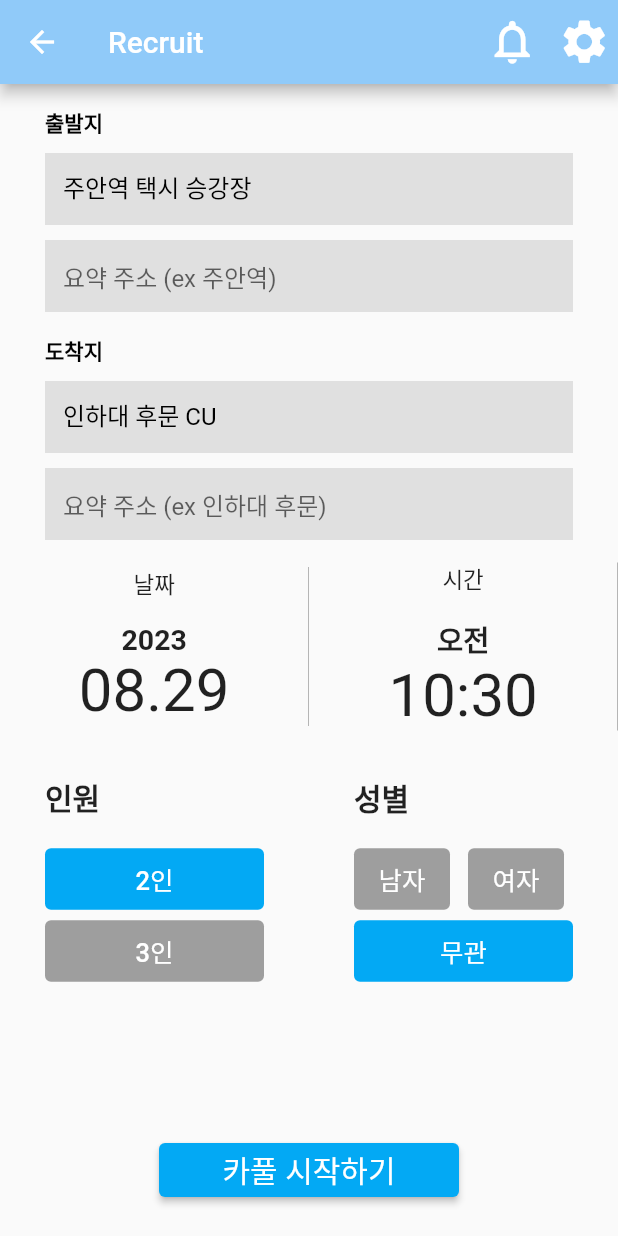
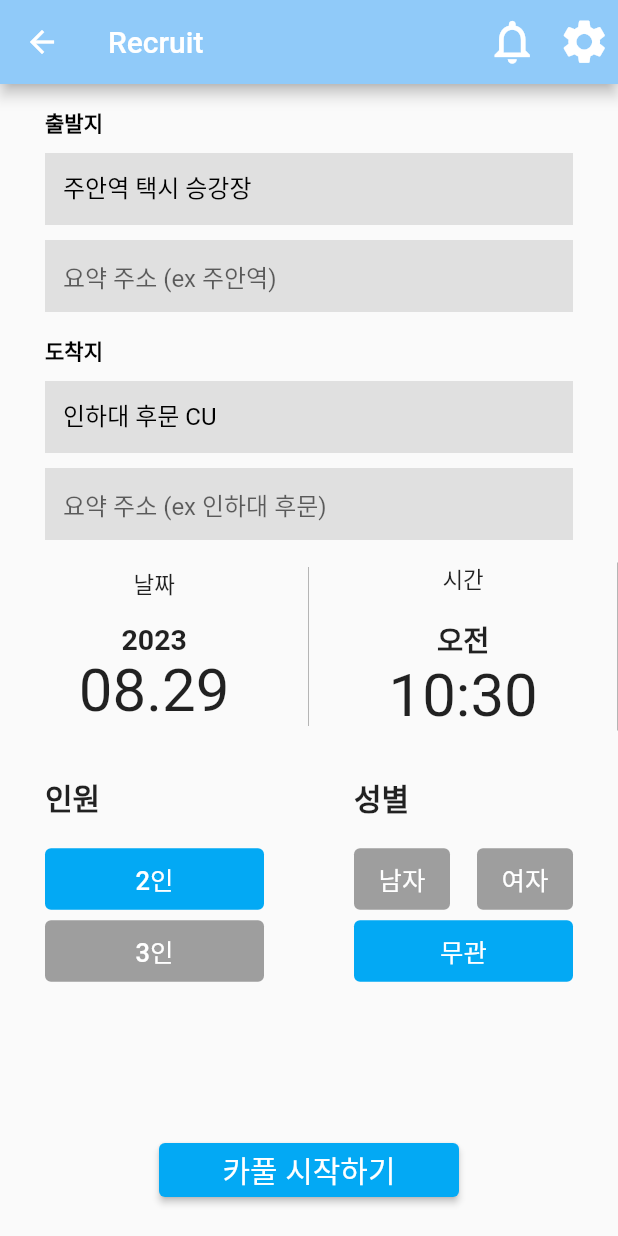
Before and after one commit to OBJECT-INHATC/INHA_CARPOOL_APP, a Flutter app: the RecruitPage screen opened directly, on a phone screen of 412 x 824 dp. Run offline on Flutter 3.47's test engine with Material 2 defaults, Android fonts, the phone set to English and light mode, and no system bars; our stand-ins replace cloud_firestore, easy_localization, eva_icons_flutter, firebase_auth, firebase_core, firebase_messaging and 17 more; missing offline and left inert: app_settings, nav; accounts and stored records are empty.

```diff
--- a/inha_carpool/lib/screen/recruit/w_select_gender.dart
+++ b/inha_carpool/lib/screen/recruit/w_select_gender.dart
@@ -25,10 +25,13 @@ class _GenderSelectorWidgetState extends State<GenderSelectorWidget> {
           padding: EdgeInsets.fromLTRB(15, 0, 0, 0),
           child: '성별'.text.size(20).bold.align(TextAlign.left).make(),
         ),
-        Row(
+        Container(
+          width: double.infinity,
+          child: Row(
+            mainAxisAlignment: MainAxisAlignment.spaceBetween,
             children: [
               Container(
-              margin: EdgeInsets.fromLTRB(30, 0, 12, 0),
+                margin: EdgeInsets.fromLTRB(30, 0, 0, 0),
                 child: TextButton(
                   onPressed: () {
                     widget.onGenderSelected('남자');
@@ -43,7 +46,7 @@ class _GenderSelectorWidgetState extends State<GenderSelectorWidget> {
                 ),
               ),
               Container(
-              margin: EdgeInsets.fromLTRB(0, 0, 10, 0),
+                margin: EdgeInsets.fromLTRB(0, 0, 30, 0),
                 child: TextButton(
                   onPressed: () {
                     widget.onGenderSelected('여자');
@@ -57,6 +60,7 @@ class _GenderSelectorWidgetState extends State<GenderSelectorWidget> {
                 ),
               ),
             ],
+          ),
         ),
         Container(
           width: double.infinity,
```
Also changed, not shown: inha_carpool/lib/screen/recruit/s_recruit.dart (+25 -0 lines). Lines whose indentation alone changed are shown as unchanged.
